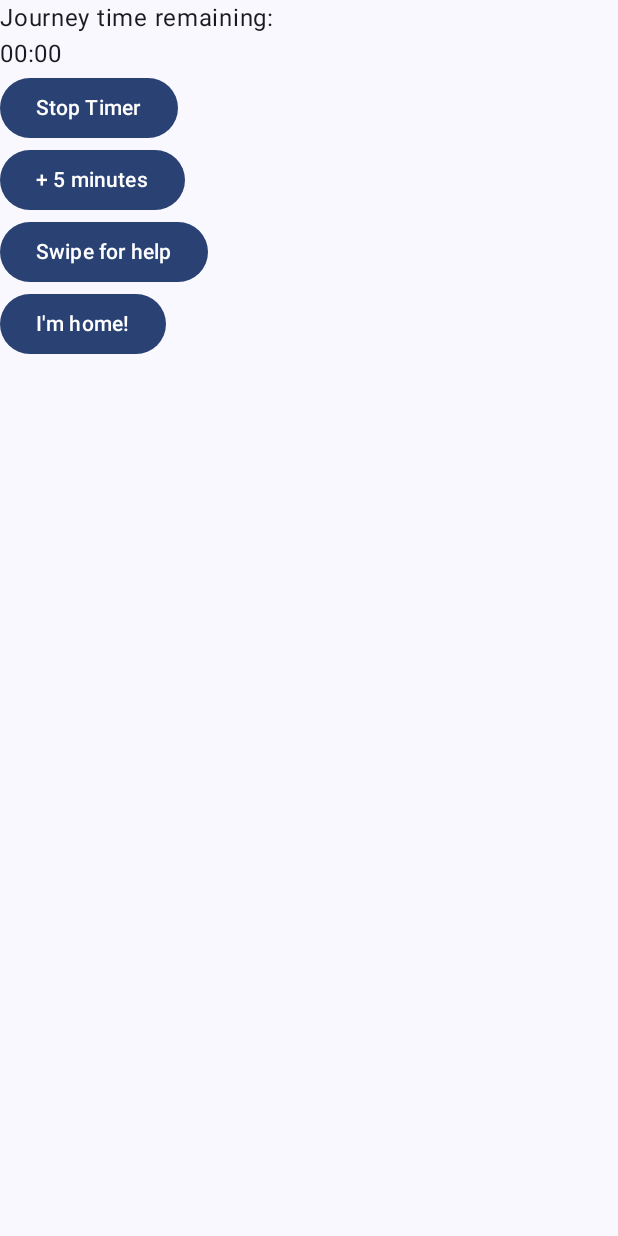
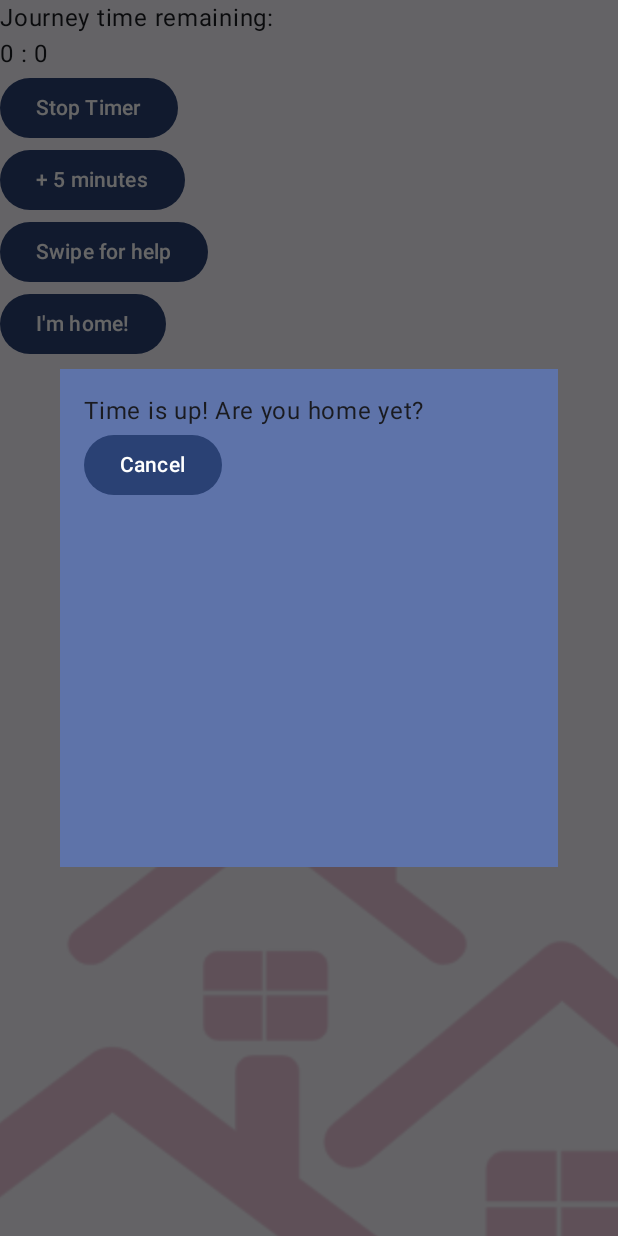
Before and after one commit to xAmiBa/Home-on-time-Android, an Android app built with Jetpack Compose: the JourneyScreen screen opened through its navigation route, on a phone screen of 412 x 824 dp. Run offline under Robolectric (Android 15) with nearby library versions, the light colour scheme and no system bars.

Commit message:
onTick timer countdown improvement, UI styling (google fonts import and main screen styling, and background svg styling)

```diff
--- a/app/build.gradle.kts
+++ b/app/build.gradle.kts
@@ -81,5 +81,6 @@ dependencies {
     val nav_version = "2.7.5"
     implementation("androidx.navigation:navigation-compose:$nav_version")
     implementation("androidx.lifecycle:lifecycle-viewmodel-compose:2.6.2")
+    implementation("androidx.compose.ui:ui-text-google-fonts:1.5.4")
 
 }
--- a/app/src/main/java/com/example/homeontime/MainActivity.kt
+++ b/app/src/main/java/com/example/homeontime/MainActivity.kt
@@ -19,6 +19,9 @@ import androidx.compose.runtime.mutableStateOf
 import androidx.compose.runtime.remember
 import androidx.compose.runtime.setValue
 import androidx.compose.ui.Modifier
+import androidx.compose.ui.draw.paint
+import androidx.compose.ui.layout.ContentScale
+import androidx.compose.ui.res.painterResource
 import androidx.core.app.ActivityCompat
 import androidx.navigation.ActivityNavigator
 import androidx.navigation.compose.NavHost
@@ -29,6 +32,7 @@ import com.example.homeontime.screens.HomeScreen
 import com.example.homeontime.screens.NewUserScreen
 import com.example.homeontime.screens.NewBuddyScreen
 import com.example.homeontime.screens.JourneyScreen
+import com.example.homeontime.ui.theme.Background
 
 class MainActivity : ComponentActivity() {
 
@@ -50,8 +54,13 @@ class MainActivity : ComponentActivity() {
                 HomeOnTimeTheme {
                     // A surface container using the 'background' color from the theme
                     Surface(
-                        modifier = Modifier.fillMaxSize(),
-                        color = MaterialTheme.colorScheme.background
+                        modifier = Modifier
+                            .fillMaxSize()
+                            .paint(
+                                painterResource(id = R.drawable.ic_launcher_background)
+                            )
+
+//                        color = MaterialTheme.colorScheme.secondary
                     ) {
                         checkPermissions()
                         App(this, screenToNavigate, buddyNumberStore, timeRemainingStore)
@@ -64,11 +73,9 @@ class MainActivity : ComponentActivity() {
             setContent {
                 HomeOnTimeTheme {
                     // A surface container using the 'background' color from the theme
-                    Surface(
-                        modifier = Modifier.fillMaxSize(),
-                        color = MaterialTheme.colorScheme.background
-                    ) {
+                    Surface {
                         checkPermissions()
+                        Background()
                         App(this, buddyNumberStore = buddyNumberStore)
 
                     }
--- a/app/src/main/java/com/example/homeontime/screens/HomeScreen.kt
+++ b/app/src/main/java/com/example/homeontime/screens/HomeScreen.kt
@@ -1,21 +1,21 @@
 package com.example.homeontime.screens
-
-import androidx.compose.foundation.Image
-import androidx.compose.foundation.layout.Arrangement
 import androidx.compose.foundation.layout.Column
 import androidx.compose.foundation.layout.fillMaxWidth
 import androidx.compose.foundation.layout.height
+import androidx.compose.foundation.layout.offset
+import androidx.compose.foundation.layout.padding
 import androidx.compose.foundation.layout.width
 import androidx.compose.material3.Button
+import androidx.compose.material3.MaterialTheme
 import androidx.compose.material3.Text
 import androidx.compose.runtime.Composable
 import androidx.compose.ui.Alignment
 import androidx.compose.ui.Modifier
-import androidx.compose.ui.res.painterResource
+import androidx.compose.ui.graphics.Color
 import androidx.compose.ui.text.style.TextAlign
-import androidx.compose.ui.tooling.preview.Preview
 import androidx.compose.ui.unit.dp
-import com.example.homeontime.R
+import androidx.compose.ui.unit.sp
+
 
 @Composable
 fun HomeScreen (letsGoButton: () -> Unit) {
@@ -25,20 +25,49 @@ fun HomeScreen (letsGoButton: () -> Unit) {
         Text(
             text = "Welcome to",
             textAlign = TextAlign.Center,
-            modifier = Modifier.fillMaxWidth()
+            modifier = Modifier
+                .fillMaxWidth()
+                .padding(0.dp, 80.dp, 0.dp, 0.dp),
+            fontSize = 20.sp
+
         )
 
-        Image(
-            painter = painterResource(id = R.drawable.logo),
-            contentDescription ="Home on time logo",
+//        Image(
+//            painter = painterResource(id = R.drawable.logo),
+//            contentDescription ="Home on time logo",
+//            modifier = Modifier
+//                .width(200.dp)
+//                .align(Alignment.CenterHorizontally)
+//        )
+
+        Text(
+            text= "Home",
+            textAlign = TextAlign.Center,
             modifier = Modifier
-                .width(200.dp)
-                .align(Alignment.CenterHorizontally)
+                .fillMaxWidth()
+                .offset((-30).dp),
+            style = MaterialTheme.typography.titleLarge,
+            color = Color(0xFFC2185B)
         )
         Text(
-            text= "HomeOnTime",
+            text= "on",
             textAlign = TextAlign.Center,
-            modifier = Modifier.fillMaxWidth()
+            modifier = Modifier
+                .fillMaxWidth()
+                .offset((-100).dp, (-50).dp),
+            style = MaterialTheme.typography.titleLarge,
+            color = Color(0xFFC2185B),
+            fontSize = 60.sp
+
+        )
+        Text(
+            text= "Time",
+            textAlign = TextAlign.Center,
+            modifier = Modifier
+                .fillMaxWidth()
+                .offset(65.dp, (-170).dp),
+            style = MaterialTheme.typography.titleLarge,
+            color = Color(0xFFC2185B)
         )
 
         Text(
--- a/app/src/main/java/com/example/homeontime/screens/JourneyScreen.kt
+++ b/app/src/main/java/com/example/homeontime/screens/JourneyScreen.kt
@@ -4,24 +4,27 @@ import android.content.Context
 import android.os.Build
 import android.os.CountDownTimer
 import androidx.annotation.RequiresApi
-import androidx.compose.animation.AnimatedContentScope
+import androidx.compose.foundation.background
+import androidx.compose.foundation.layout.Box
 import androidx.compose.foundation.layout.Column
+import androidx.compose.foundation.layout.padding
+import androidx.compose.foundation.layout.size
 import androidx.compose.material3.Button
+import androidx.compose.material3.MaterialTheme
 import androidx.compose.material3.Text
 import androidx.compose.runtime.Composable
 import androidx.compose.runtime.DisposableEffect
-import androidx.compose.runtime.LaunchedEffect
 import androidx.compose.runtime.getValue
 import androidx.compose.runtime.mutableIntStateOf
 import androidx.compose.runtime.mutableStateOf
 import androidx.compose.runtime.remember
-import androidx.compose.runtime.rememberUpdatedState
 import androidx.compose.runtime.setValue
-import androidx.compose.ui.platform.LocalContext
+import androidx.compose.ui.Modifier
 import androidx.compose.ui.tooling.preview.Preview
+import androidx.compose.ui.unit.dp
+import androidx.compose.ui.window.Dialog
 import com.example.homeontime.NotificationHelper
 import com.example.homeontime.sendText
-import kotlin.math.ceil
 
 
 @RequiresApi(Build.VERSION_CODES.O)
@@ -77,9 +80,11 @@ fun JourneyScreen (
 
 @Composable
 fun Timer(remainingTimeInMinutes: Int) {
-    var remainingTimeInMilliseconds = remainingTimeInMinutes * 60 * 1000
+    var remainingTimeInMilliseconds = remainingTimeInMinutes * 60 * 1000 * 60
     var timeRemaining by remember { mutableIntStateOf(remainingTimeInMilliseconds) }
     var isTimerRunning by remember { mutableStateOf(true) }
+    var displayReminder by remember { mutableStateOf(false) }
+
 
     // BUG: minutes does not decrease
 
@@ -88,9 +93,9 @@ fun Timer(remainingTimeInMinutes: Int) {
             override fun onTick(millisUntilFinished: Long) {
                 timeRemaining -= 1000
           }
-
             override fun onFinish() {
                 isTimerRunning = false
+                displayReminder = true
             }
         }
 
@@ -104,17 +109,36 @@ fun Timer(remainingTimeInMinutes: Int) {
     }
 
     Column {
-        val minutes = timeRemaining / 60000
-        val seconds = (timeRemaining % 6000) / 100
+        val minutes = timeRemaining / 60000 / 60
+        val seconds = (timeRemaining / 100000) % 60
 
         Text(text = "Journey time remaining:")
-        Text(text = "${String.format("%02d", minutes)}:${String.format("%02d", seconds)}")
+        Text(text = "$minutes : $seconds")
 
+        if (displayReminder) {
+            Dialog(
+                onDismissRequest = { displayReminder = false }
+            ) {
+                // Wrap the content in a Box to create a frame
+                Box(
+                    modifier = Modifier
+                        .background(MaterialTheme.colorScheme.primaryContainer)
+                        .padding(16.dp)
+                        .size(300.dp) // Adjust the size as needed
+                ) {Column{
+                    Text("Time is up! Are you home yet?")
+                    Button(onClick = { displayReminder = false }) {
+                        Text("Cancel")
+                    }
+                }
+                }
+            }
+        }
         // Example of a button to stop the timer
         Button(onClick = { isTimerRunning = false }) {
             Text(text = "Stop Timer")
         }
-        Button(onClick = { timeRemaining += 5 * 60 * 1000}) {
+        Button(onClick = { timeRemaining += 15000000}) {
             Text(text = "+ 5 minutes")
         }
     }
--- a/app/src/main/java/com/example/homeontime/ui/theme/Color.kt
+++ b/app/src/main/java/com/example/homeontime/ui/theme/Color.kt
@@ -9,3 +9,5 @@ val Pink80 = Color(0xFFEFB8C8)
 val Purple40 = Color(0xFF6650a4)
 val PurpleGrey40 = Color(0xFF625b71)
 val Pink40 = Color(0xFF7D5260)
+
+val mainPink = Color(0xFFC2185B)
--- a/app/src/main/java/com/example/homeontime/ui/theme/Theme.kt
+++ b/app/src/main/java/com/example/homeontime/ui/theme/Theme.kt
@@ -18,13 +18,13 @@ import androidx.core.view.WindowCompat
 private val DarkColorScheme = darkColorScheme(
     primary = Purple80,
     secondary = PurpleGrey80,
-    tertiary = Pink80
+    tertiary = mainPink
 )
 
 private val LightColorScheme = lightColorScheme(
     primary = Purple40,
     secondary = PurpleGrey40,
-    tertiary = Pink40
+    tertiary = mainPink
 
     /* Other default colors to override
     background = Color(0xFFFFFBFE),
--- a/app/src/main/java/com/example/homeontime/ui/theme/Type.kt
+++ b/app/src/main/java/com/example/homeontime/ui/theme/Type.kt
@@ -5,6 +5,10 @@ import androidx.compose.ui.text.TextStyle
 import androidx.compose.ui.text.font.FontFamily
 import androidx.compose.ui.text.font.FontWeight
 import androidx.compose.ui.unit.sp
+import androidx.compose.ui.text.googlefonts.Font
+import com.example.homeontime.R
+import androidx.compose.ui.text.font.Font
+
 
 // Set of Material typography styles to start with
 val Typography = Typography(
@@ -14,14 +18,6 @@ val Typography = Typography(
         fontSize = 16.sp,
         lineHeight = 24.sp,
         letterSpacing = 0.5.sp
-    )
-    /* Other default text styles to override
-    titleLarge = TextStyle(
-        fontFamily = FontFamily.Default,
-        fontWeight = FontWeight.Normal,
-        fontSize = 22.sp,
-        lineHeight = 28.sp,
-        letterSpacing = 0.sp
     ),
     labelSmall = TextStyle(
         fontFamily = FontFamily.Default,
@@ -29,6 +25,11 @@ val Typography = Typography(
         fontSize = 11.sp,
         lineHeight = 16.sp,
         letterSpacing = 0.5.sp
-    )
-    */
+    ),
+    titleLarge = TextStyle(
+        fontFamily = FontFamily(Font(R.font.lobster)),
+        fontWeight = FontWeight.Normal,
+        fontSize = 130.sp,
+        letterSpacing = 0.sp
+    ),
 )
--- /dev/null
+++ b/app/src/main/java/com/example/homeontime/ui/theme/background.kt
@@ -0,0 +1,47 @@
+package com.example.homeontime.ui.theme
+
+import android.graphics.ColorFilter
+import androidx.compose.foundation.Image
+import androidx.compose.foundation.background
+import androidx.compose.foundation.layout.Box
+import androidx.compose.foundation.layout.fillMaxSize
+import androidx.compose.foundation.layout.fillMaxWidth
+import androidx.compose.foundation.layout.offset
+import androidx.compose.runtime.Composable
+import androidx.compose.ui.Alignment
+import androidx.compose.ui.Modifier
+import androidx.compose.ui.draw.alpha
+import androidx.compose.ui.draw.clip
+import androidx.compose.ui.draw.paint
+import androidx.compose.ui.draw.scale
+import androidx.compose.ui.geometry.Offset
+import androidx.compose.ui.graphics.Brush
+import androidx.compose.ui.graphics.Color
+import androidx.compose.ui.graphics.RectangleShape
+import androidx.compose.ui.graphics.graphicsLayer
+import androidx.compose.ui.layout.ContentScale
+import androidx.compose.ui.res.painterResource
+import androidx.compose.ui.tooling.preview.Preview
+import androidx.compose.ui.unit.dp
+import com.example.homeontime.R
+
+
+@Preview
+@Composable
+fun Background () {
+    Box(modifier = Modifier
+        .fillMaxSize()
+        ) {
+        Image(
+            painter = painterResource(id = R.drawable.houses),
+            contentDescription = null,
+            modifier = Modifier
+                .scale(2f)
+                .offset(0.dp, 260.dp)
+                .alpha(0.2f)
+        )
+    }
+
+
+
+}
--- /dev/null
+++ b/app/src/main/res/drawable/bell.xml
@@ -0,0 +1,27 @@
+<vector xmlns:android="http://schemas.android.com/apk/res/android"
+    android:width="2000dp"
+    android:height="2000dp"
+    android:viewportWidth="2000"
+    android:viewportHeight="2000">
+  <path
+      android:pathData="M1455.8,1255.9c-38.2,-20.9 -61.9,-61 -61.9,-104.5V914.2c0,-87 -27.8,-169.5 -80.4,-238.5c-46.3,-60.8 -110.4,-107.4 -182,-132.9c-3,-69.9 -60.8,-125.9 -131.5,-125.9s-128.5,56 -131.5,125.9c-71.7,25.5 -135.7,72.1 -182,132.9c-52.6,69 -80.4,151.5 -80.4,238.5v237.1c0,43.5 -23.7,83.6 -61.9,104.5c-34.1,18.7 -55.3,54.5 -55.3,93.3c0,58.7 47.8,106.5 106.5,106.5h251.6c13.3,72.4 76.9,127.4 153,127.4s139.7,-55 153,-127.4h251.6c58.7,0 106.5,-47.8 106.5,-106.5C1511.1,1310.3 1489.9,1274.6 1455.8,1255.9zM1000,1526.6c-44.8,0 -82.8,-29.9 -95,-70.9h190.1C1082.8,1496.6 1044.8,1526.6 1000,1526.6zM1404.6,1399.2h-277.2H872.6H595.4c-27.5,0 -50,-22.4 -50,-50c0,-18.3 9.9,-35 25.9,-43.8c56.3,-30.9 91.2,-89.9 91.2,-154.1V914.2c0,-149.1 99.9,-282.4 243,-324c13.5,-3.9 22,-17.2 20.1,-31.1c-0.5,-3.6 -0.8,-7.2 -0.8,-10.6c0,-41.4 33.7,-75.1 75.1,-75.1c41.4,0 75.1,33.7 75.1,75.1c0,3.5 -0.3,7 -0.8,10.6c-2,13.9 6.6,27.2 20.1,31.1c143.1,41.6 243,174.9 243,324v237.1c0,64.2 35,123.2 91.2,154.1c16,8.8 25.9,25.6 25.9,43.8C1454.6,1376.8 1432.2,1399.2 1404.6,1399.2z"
+      android:fillColor="#BF1759"/>
+  <path
+      android:pathData="M380.2,756.5c11,-11 11,-28.9 0,-40c-11,-11 -28.9,-11 -40,0c-163.4,163.4 -163.4,429.3 0,592.7c5.5,5.5 12.8,8.3 20,8.3c7.2,0 14.5,-2.8 20,-8.3c11,-11 11,-28.9 0,-40C238.8,1127.8 238.8,897.8 380.2,756.5z"
+      android:fillColor="#BF1759"/>
+  <path
+      android:pathData="M460.1,836.4c11,-11 11,-28.9 0,-40c-11,-11 -28.9,-11 -40,0c-57.7,57.7 -89.5,134.6 -89.5,216.4c0,81.8 31.8,158.7 89.5,216.4c5.5,5.5 12.8,8.3 20,8.3s14.5,-2.8 20,-8.3c11,-11 11,-28.9 0,-40C362.8,1092 362.8,933.7 460.1,836.4z"
+      android:fillColor="#BF1759"/>
+  <path
+      android:pathData="M500,1149.3c5.5,5.5 12.8,8.3 20,8.3c7.2,0 14.5,-2.8 20,-8.3c11,-11 11,-28.9 0,-40c-25.8,-25.8 -40,-60.1 -40,-96.5c0,-36.5 14.2,-70.7 40,-96.5c11,-11 11,-28.9 0,-40c-11,-11 -28.9,-11 -40,0C424.8,951.6 424.8,1074.1 500,1149.3z"
+      android:fillColor="#BF1759"/>
+  <path
+      android:pathData="M1659.8,716.5c-11,-11 -28.9,-11 -40,0c-11,11 -11,28.9 0,40c141.4,141.4 141.4,371.4 0,512.7c-11,11 -11,28.9 0,40c5.5,5.5 12.8,8.3 20,8.3s14.5,-2.8 20,-8.3C1823.2,1145.8 1823.2,879.9 1659.8,716.5z"
+      android:fillColor="#BF1759"/>
+  <path
+      android:pathData="M1579.9,796.5c-11,-11 -28.9,-11 -40,0c-11,11 -11,28.9 0,40c47,47 73,109.7 73,176.4c0,66.7 -25.9,129.4 -72.9,176.4c-11,11 -11,28.9 0,40c5.5,5.5 12.8,8.3 20,8.3c7.2,0 14.5,-2.8 20,-8.3c57.7,-57.7 89.5,-134.6 89.5,-216.4C1669.4,931 1637.6,854.2 1579.9,796.5z"
+      android:fillColor="#BF1759"/>
+  <path
+      android:pathData="M1460,1149.3c5.5,5.5 12.8,8.3 20,8.3c7.2,0 14.5,-2.8 20,-8.3c36.5,-36.5 56.5,-84.9 56.5,-136.5s-20.1,-100 -56.5,-136.5c-11,-11 -28.9,-11 -40,0c-11,11 -11,28.9 0,40c25.8,25.8 40,60.1 40,96.5c0,36.5 -14.2,70.7 -40,96.5C1449,1120.4 1449,1138.3 1460,1149.3z"
+      android:fillColor="#BF1759"/>
+</vector>
--- /dev/null
+++ b/app/src/main/res/drawable/houses.xml
@@ -0,0 +1,81 @@
+<vector xmlns:android="http://schemas.android.com/apk/res/android"
+    android:width="1200dp"
+    android:height="1200dp"
+    android:viewportWidth="1200"
+    android:viewportHeight="1200">
+  <path
+      android:strokeWidth="1"
+      android:pathData="M321,801.8v33.5h81.2v-52.7h-60.9C330.1,782.7 321,791.3 321,801.8z"
+      android:fillColor="#BF1759"
+      android:strokeColor="#BF1759"/>
+  <path
+      android:strokeWidth="1"
+      android:pathData="M473.7,782.7h-64.6v52.7h84.9v-33.5C493.9,791.3 484.8,782.7 473.7,782.7z"
+      android:fillColor="#BF1759"
+      android:strokeColor="#BF1759"/>
+  <path
+      android:strokeWidth="1"
+      android:pathData="M321,884.2c0,10.5 9.1,19.1 20.3,19.1h60.9V843H321V884.2z"
+      android:fillColor="#BF1759"
+      android:strokeColor="#BF1759"/>
+  <path
+      android:strokeWidth="1"
+      android:pathData="M409.1,903.3h64.6c11.1,0 20.3,-8.6 20.3,-19.1V843h-84.9V903.3z"
+      android:fillColor="#BF1759"
+      android:strokeColor="#BF1759"/>
+  <path
+      android:strokeWidth="1"
+      android:pathData="M678.4,753l-88.3,-66.2V582.9c0,-8.2 -7.1,-14.9 -15.8,-14.9h-29.3c-8.7,0 -15.8,6.7 -15.8,14.9v58.3l-99.8,-74.8c-3.6,-2.7 -7.8,-4.5 -12.2,-5.5c-9.5,-2.4 -20.1,-0.7 -28.1,5.2L140.9,753.4c-12.3,9.3 -13.6,25.6 -2.8,36.2l1.6,1.6c10.8,10.6 29.7,11.7 42,2.4l227.5,-171.5l228.4,171.3c12.4,9.3 31.3,8.1 42,-2.5l1.6,-1.6C692.1,778.6 690.8,762.3 678.4,753z"
+      android:fillColor="#BF1759"
+      android:strokeColor="#BF1759"/>
+  <path
+      android:strokeWidth="1"
+      android:pathData="M772.5,678v30.6h67.2v-48.1h-50.4C780.1,660.6 772.5,668.4 772.5,678z"
+      android:fillColor="#BF1759"
+      android:strokeColor="#BF1759"/>
+  <path
+      android:strokeWidth="1"
+      android:pathData="M898.9,660.6h-53.5v48.1h70.2v-30.6C915.6,668.4 908.1,660.6 898.9,660.6z"
+      android:fillColor="#BF1759"
+      android:strokeColor="#BF1759"/>
+  <path
+      android:strokeWidth="1"
+      android:pathData="M772.5,753.1c0,9.6 7.6,17.5 16.8,17.5h50.4v-55h-67.2V753.1z"
+      android:fillColor="#BF1759"
+      android:strokeColor="#BF1759"/>
+  <path
+      android:strokeWidth="1"
+      android:pathData="M845.4,770.6h53.5c9.2,0 16.8,-7.9 16.8,-17.5v-37.5h-70.2V770.6z"
+      android:fillColor="#BF1759"
+      android:strokeColor="#BF1759"/>
+  <path
+      android:strokeWidth="1"
+      android:pathData="M1068.3,633.5l-73.1,-60.4v-94.8c0,-7.5 -5.9,-13.6 -13,-13.6h-24.3c-7.2,0 -13,6.1 -13,13.6v53.2l-82.6,-68.3c-3,-2.5 -6.5,-4.1 -10.1,-5c-7.8,-2.2 -16.7,-0.7 -23.2,4.8L623.5,633.8c-10.2,8.5 -11.2,23.3 -2.3,33l1.4,1.5c8.9,9.7 24.6,10.7 34.8,2.2l188.3,-156.5l189,156.3c10.2,8.4 25.9,7.4 34.8,-2.3l1.4,-1.5C1079.6,656.8 1078.5,642 1068.3,633.5z"
+      android:fillColor="#BF1759"
+      android:strokeColor="#BF1759"/>
+  <path
+      android:strokeWidth="1"
+      android:pathData="M498.1,480.3v23.8h56.1v-37.4h-42.1C504.4,466.7 498.1,472.8 498.1,480.3z"
+      android:fillColor="#BF1759"
+      android:strokeColor="#BF1759"/>
+  <path
+      android:strokeWidth="1"
+      android:pathData="M603.7,466.7h-44.7v37.4h58.7v-23.8C617.7,472.8 611.4,466.7 603.7,466.7z"
+      android:fillColor="#BF1759"
+      android:strokeColor="#BF1759"/>
+  <path
+      android:strokeWidth="1"
+      android:pathData="M498.1,538.7c0,7.5 6.3,13.6 14,13.6h42.1v-42.8h-56.1V538.7z"
+      android:fillColor="#BF1759"
+      android:strokeColor="#BF1759"/>
+  <path
+      android:strokeWidth="1"
+      android:pathData="M559,552.3h44.7c7.7,0 14,-6.1 14,-13.6v-29.2h-58.7V552.3z"
+      android:fillColor="#BF1759"
+      android:strokeColor="#BF1759"/>
+  <path
+      android:strokeWidth="1"
+      android:pathData="M745.3,445.6l-61.1,-47v-73.8c0,-5.8 -4.9,-10.6 -10.9,-10.6h-20.3c-6,0 -10.9,4.8 -10.9,10.6v41.4l-69,-53.2c-2.5,-1.9 -5.4,-3.2 -8.4,-3.9c-6.6,-1.7 -13.9,-0.5 -19.4,3.7L373.5,445.8c-8.5,6.6 -9.4,18.2 -1.9,25.7l1.1,1.1c7.5,7.5 20.5,8.3 29.1,1.7l157.4,-121.8l158,121.6c8.5,6.6 21.6,5.8 29,-1.8l1.1,-1.1C754.8,463.7 753.9,452.2 745.3,445.6z"
+      android:fillColor="#BF1759"
+      android:strokeColor="#BF1759"/>
+</vector>
```
Also changed, not shown: app/src/main/res/font/lobster.ttf (added), 9 other files.
